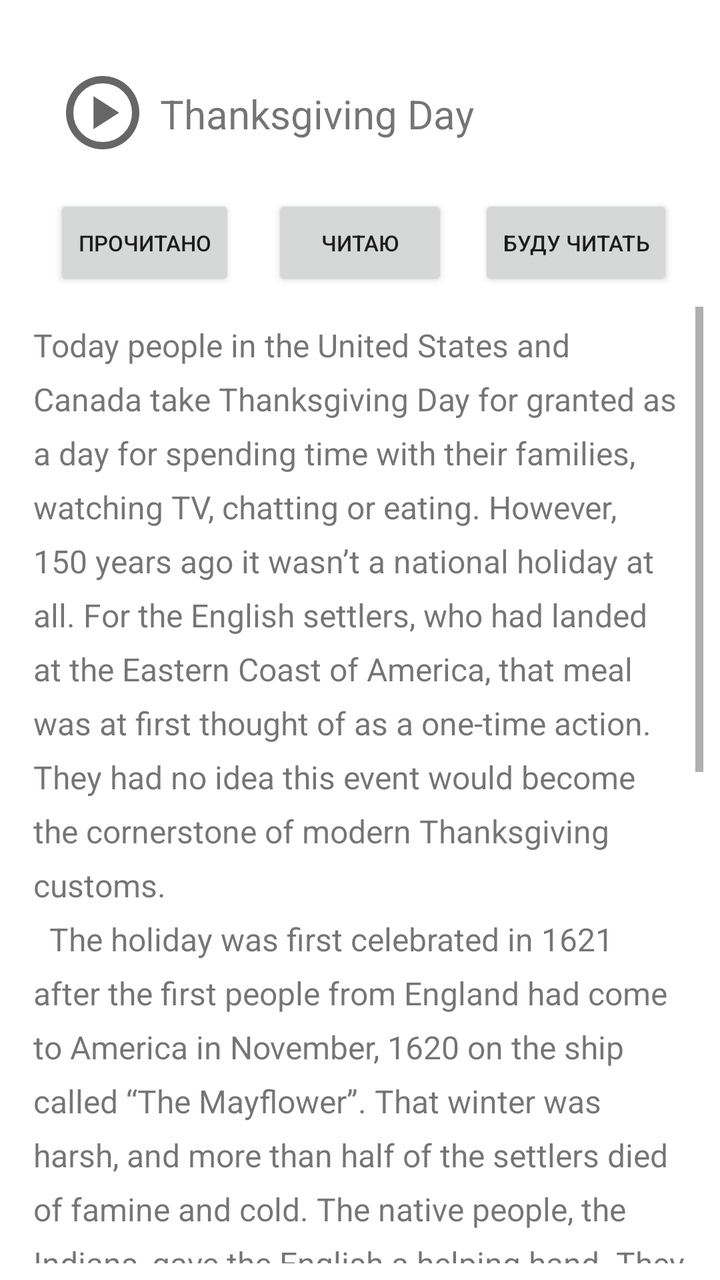
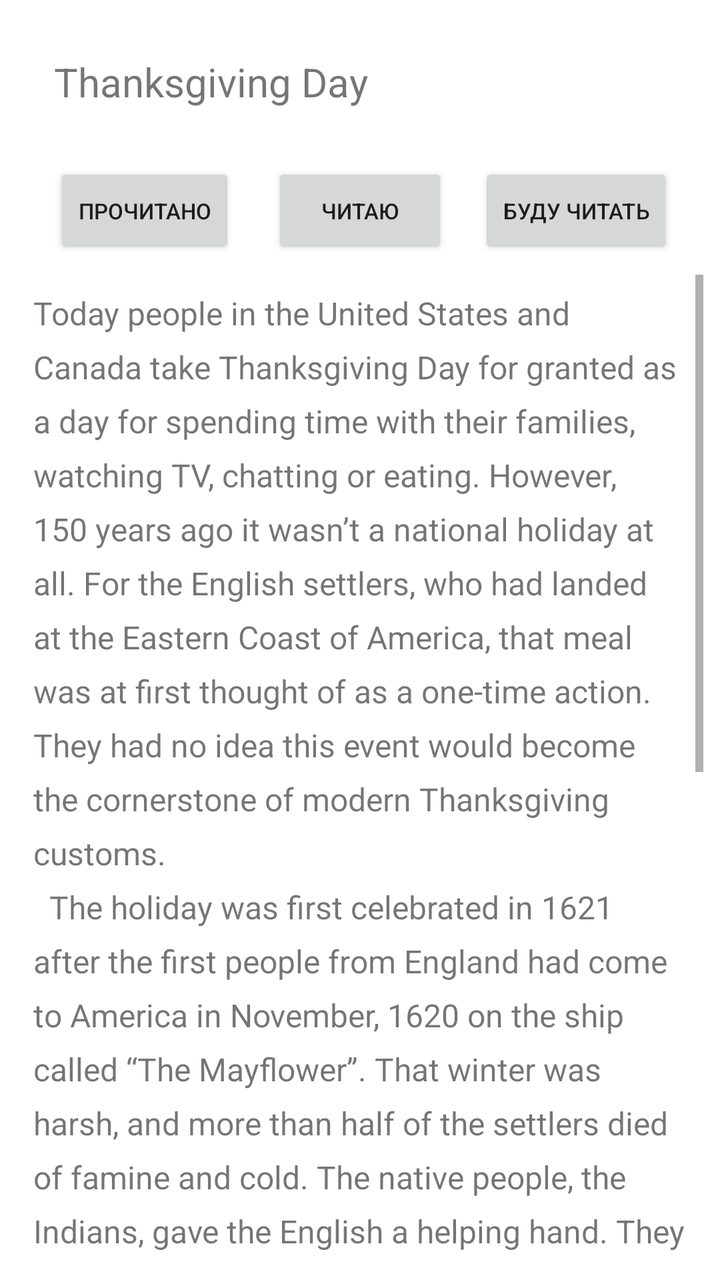

An Android layout rendered at two revisions. The XML below is the earlier revision; the diff shows what the commit changed to produce the second picture.
<!-- AndroidManifest.xml: application theme Theme.LanguageLeap -->
<!-- res/layout/fragment_text.xml -->
<?xml version="1.0" encoding="utf-8"?>
<FrameLayout xmlns:android="http://schemas.android.com/apk/res/android"
    xmlns:app="http://schemas.android.com/apk/res-auto"
    xmlns:tools="http://schemas.android.com/tools"
    android:layout_width="match_parent"
    android:layout_height="match_parent"
    android:padding="25px"
    tools:context=".ui.text.TextFragment">

    <androidx.constraintlayout.widget.ConstraintLayout
        android:layout_width="match_parent"
        android:layout_height="match_parent">

        <Button
            android:id="@+id/button3"
            android:layout_width="wrap_content"
            android:layout_height="wrap_content"
            android:text="Буду читать"
            android:textSize="11sp"
            app:layout_constraintEnd_toEndOf="parent"
            app:layout_constraintStart_toEndOf="@+id/button4"
            app:layout_constraintTop_toTopOf="@+id/button4"
          />

        <Button
            android:id="@+id/button4"
            android:layout_width="wrap_content"
            android:layout_height="wrap_content"
            android:layout_marginTop="8dp"
            android:text="Читаю"
            android:textSize="11sp"
            app:layout_constraintEnd_toEndOf="parent"
            app:layout_constraintStart_toStartOf="parent"
            app:layout_constraintTop_toBottomOf="@+id/textView9" />

        <Button
            android:id="@+id/button11"

            android:layout_width="wrap_content"
            android:layout_height="wrap_content"
            android:text="Прочитано"
            android:textSize="11sp"
            app:layout_constraintEnd_toStartOf="@+id/button4"
            app:layout_constraintStart_toStartOf="parent"
            app:layout_constraintTop_toTopOf="@+id/button4" />

        <ImageButton
            android:id="@+id/imageButton"
            android:layout_width="70dp"
            android:layout_height="64dp"
            android:layout_marginStart="8dp"
            android:layout_marginTop="16dp"
            android:backgroundTint="@color/white"
            android:scaleType="fitCenter"
            android:src="@drawable/play_circle_24px"
            app:layout_constraintStart_toStartOf="parent"
            app:layout_constraintTop_toTopOf="parent" />

        <TextView
            android:id="@+id/textView9"
            android:layout_width="285dp"
            android:layout_height="65dp"
            android:gravity="center_vertical"
            android:text="Thanksgiving Day"

            android:textSize="20sp"
            app:layout_constraintEnd_toEndOf="parent"
            app:layout_constraintHorizontal_bias="0.333"
            app:layout_constraintStart_toEndOf="@+id/imageButton"
            app:layout_constraintTop_toTopOf="@+id/imageButton" />

        <ScrollView
            android:layout_width="match_parent"
            android:layout_height="0dp"
            android:layout_marginTop="8dp"
            app:layout_constraintBottom_toBottomOf="parent"
            app:layout_constraintEnd_toEndOf="parent"
            app:layout_constraintStart_toStartOf="parent"
            app:layout_constraintTop_toBottomOf="@+id/button4">

            <LinearLayout
                android:layout_width="match_parent"
                android:layout_height="match_parent"
                android:orientation="vertical">

                <TextView
                    android:id="@+id/textView10"
                    android:layout_width="wrap_content"
                    android:layout_height="wrap_content"
                    android:layout_margin="25px"
                    android:lineSpacingExtra="8sp"
                    android:text="Today people in the United States and Canada take Thanksgiving Day for granted as a day for spending time with their families, watching TV, chatting or eating. However, 150 years ago it wasn’t a national holiday at all. For the English settlers, who had landed at the Eastern Coast of America, that meal was at first thought of as a one-time action. They had no idea this event would become the cornerstone of modern Thanksgiving customs.\n

The holiday was first celebrated in 1621 after the first people from England had come to America in November, 1620 on the ship called “The Mayflower”. That winter was harsh, and more than half of the settlers died of famine and cold. The native people, the Indians, gave the English a helping hand. They brought them some corn, which the settlers planted in spring. The English worked hard to cultivate it and in autumn they gathered a successful crop. So they decided to thank the Indians and to invite them to a harvest feast.\n

The first celebration was different from modern traditions. There were no potatoes, no pies and no cranberries. There was duck or goose, and a bit of fish there. Today Thanksgiving meal is a bountiful dinner for overeating, with roast turkey, sweet potatoes, cranberry sauce, pumpkin pie and many other autumn treats.\n

Thanksgiving Day is one of the few annual special occasions when, on the fourth Thursday of November, families all get together to celebrate and give thanks for the harvest."
                    android:textSize="16sp" />

            </LinearLayout>
        </ScrollView>

    </androidx.constraintlayout.widget.ConstraintLayout>
</FrameLayout>
<!-- resources referenced by this layout -->
<resources>
  <color name="white">#FFFFFFFF</color>
  <!-- drawable play_circle_24px (drawable) -->
  <vector xmlns:android="http://schemas.android.com/apk/res/android"
      android:width="24dp"
      android:height="24dp"
      android:viewportWidth="960"
      android:viewportHeight="960"
      android:tint="?attr/colorControlNormal">
    <path
        android:fillColor="@android:color/white"
        android:pathData="M380,660L660,480L380,300L380,660ZM480,880Q397,880 324,848.5Q251,817 197,763Q143,709 111.5,636Q80,563 80,480Q80,397 111.5,324Q143,251 197,197Q251,143 324,111.5Q397,80 480,80Q563,80 636,111.5Q709,143 763,197Q817,251 848.5,324Q880,397 880,480Q880,563 848.5,636Q817,709 763,763Q709,817 636,848.5Q563,880 480,880ZM480,800Q614,800 707,707Q800,614 800,480Q800,346 707,253Q614,160 480,160Q346,160 253,253Q160,346 160,480Q160,614 253,707Q346,800 480,800ZM480,480Q480,480 480,480Q480,480 480,480Q480,480 480,480Q480,480 480,480Q480,480 480,480Q480,480 480,480Q480,480 480,480Q480,480 480,480Z"/>
  </vector>
  <style name="Theme.LanguageLeap" parent="Theme.MaterialComponents.DayNight.DarkActionBar">
          
          <item name="colorPrimary">@color/purple_500</item>
          <item name="colorPrimaryVariant">@color/purple_700</item>
          <item name="colorOnPrimary">@color/white</item>
          
          <item name="colorSecondary">@color/teal_200</item>
          <item name="colorSecondaryVariant">@color/teal_700</item>
          <item name="colorOnSecondary">@color/black</item>
          
          <item name="android:statusBarColor">?attr/colorPrimaryVariant</item>
          
      </style>
  <color name="purple_500">#FF6200EE</color>
  <color name="purple_700">#21006B</color>
  <color name="teal_200">#FF03DAC5</color>
  <color name="teal_700">#FF018786</color>
  <color name="black">#FF000000</color>
</resources>

<!-- the commit's change to res/layout/fragment_text.xml (unified diff, before → after) -->
@@ -44,29 +44,18 @@
             app:layout_constraintStart_toStartOf="parent"
             app:layout_constraintTop_toTopOf="@+id/button4" />
 
-        <ImageButton
-            android:id="@+id/imageButton"
-            android:layout_width="70dp"
-            android:layout_height="64dp"
-            android:layout_marginStart="8dp"
-            android:layout_marginTop="16dp"
-            android:backgroundTint="@color/white"
-            android:scaleType="fitCenter"
-            android:src="@drawable/play_circle_24px"
-            app:layout_constraintStart_toStartOf="parent"
-            app:layout_constraintTop_toTopOf="parent" />
 
         <TextView
             android:id="@+id/textView9"
-            android:layout_width="285dp"
+            android:layout_width="0dp"
             android:layout_height="65dp"
+
             android:gravity="center_vertical"
             android:text="Thanksgiving Day"
-
             android:textSize="20sp"
             app:layout_constraintEnd_toEndOf="parent"
             app:layout_constraintHorizontal_bias="0.333"
-            app:layout_constraintStart_toEndOf="@+id/imageButton"
+            app:layout_constraintStart_toStartOf="@+id/button11"
             app:layout_constraintTop_toTopOf="@+id/imageButton" />
 
         <ScrollView
<!-- resource entries referenced after the edit -->
@@ -1,17 +1,5 @@
 <!-- resources referenced by this layout -->
 <resources>
-  <color name="white">#FFFFFFFF</color>
-  <!-- drawable play_circle_24px (drawable) -->
-  <vector xmlns:android="http://schemas.android.com/apk/res/android"
-      android:width="24dp"
-      android:height="24dp"
-      android:viewportWidth="960"
-      android:viewportHeight="960"
-      android:tint="?attr/colorControlNormal">
-    <path
-        android:fillColor="@android:color/white"
-        android:pathData="M380,660L660,480L380,300L380,660ZM480,880Q397,880 324,848.5Q251,817 197,763Q143,709 111.5,636Q80,563 80,480Q80,397 111.5,324Q143,251 197,197Q251,143 324,111.5Q397,80 480,80Q563,80 636,111.5Q709,143 763,197Q817,251 848.5,324Q880,397 880,480Q880,563 848.5,636Q817,709 763,763Q709,817 636,848.5Q563,880 480,880ZM480,800Q614,800 707,707Q800,614 800,480Q800,346 707,253Q614,160 480,160Q346,160 253,253Q160,346 160,480Q160,614 253,707Q346,800 480,800ZM480,480Q480,480 480,480Q480,480 480,480Q480,480 480,480Q480,480 480,480Q480,480 480,480Q480,480 480,480Q480,480 480,480Q480,480 480,480Z"/>
-  </vector>
   <style name="Theme.LanguageLeap" parent="Theme.MaterialComponents.DayNight.DarkActionBar">
           
           <item name="colorPrimary">@color/purple_500</item>
@@ -27,6 +15,7 @@
       </style>
   <color name="purple_500">#FF6200EE</color>
   <color name="purple_700">#21006B</color>
+  <color name="white">#FFFFFFFF</color>
   <color name="teal_200">#FF03DAC5</color>
   <color name="teal_700">#FF018786</color>
   <color name="black">#FF000000</color>
